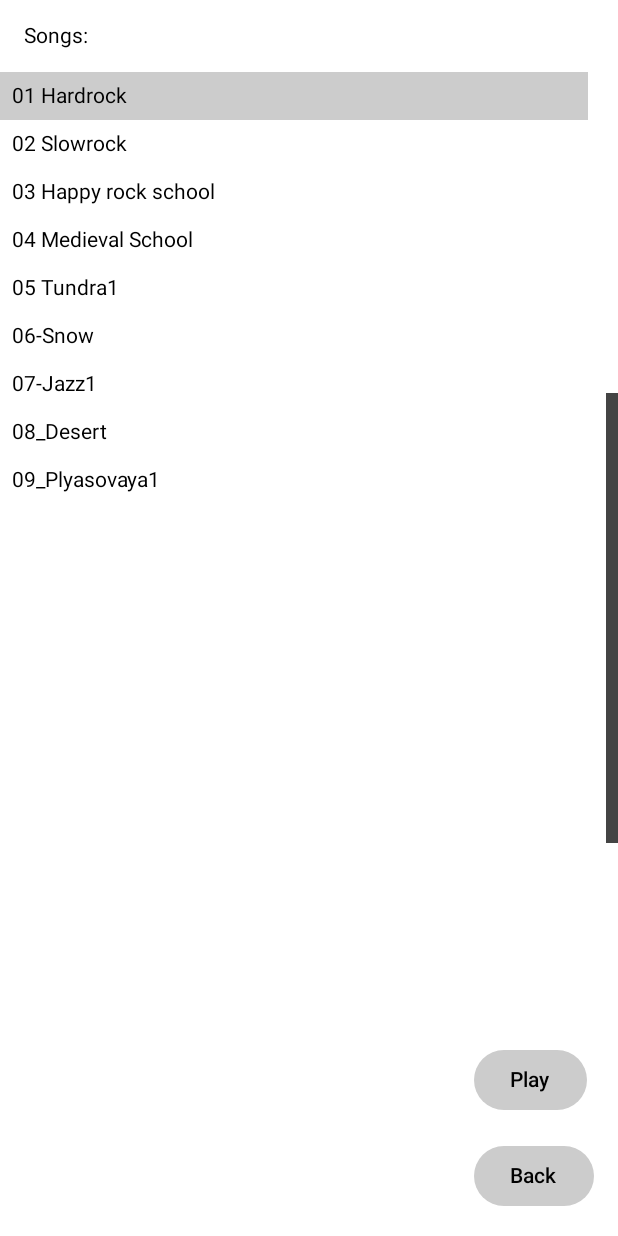
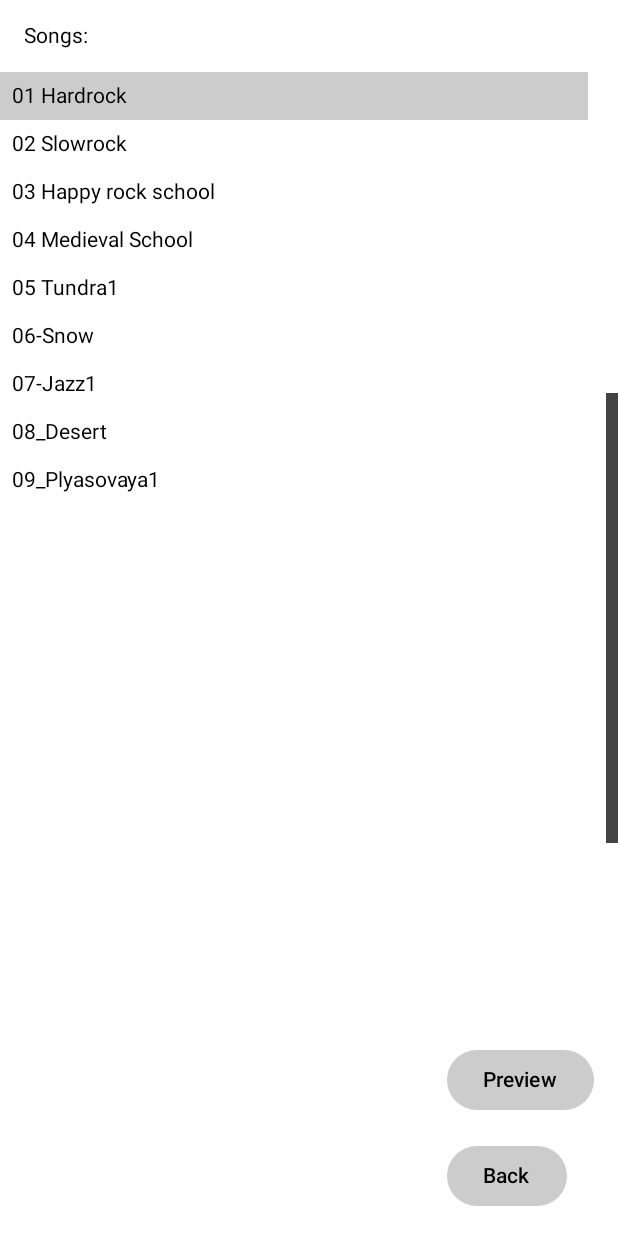
Before and after one commit to perevalovtd/SaollaApp, an Android app built with Jetpack Compose: the SongSelectionPage screen opened through its navigation route, on a phone screen of 412 x 824 dp. Run offline under Robolectric (Android 15) with nearby library versions, the phone set to English and light mode, and no system bars; libraries missing offline, so code that uses them is left out: com.google.android.exoplayer2.

Commit message:
preview songs

```diff
--- a/app/src/main/java/com/example/medievalnotes/SongSelectionPage.kt
+++ b/app/src/main/java/com/example/medievalnotes/SongSelectionPage.kt
@@ -89,7 +89,7 @@ fun SongSelectionPage(
                     contentColor=btnContent
                 )
             ) {
-                Text("Play")
+                Text("Preview")
                 // при повторном нажатии,
                 // если песня playing => pause,
                 // если paused => resume,
```
